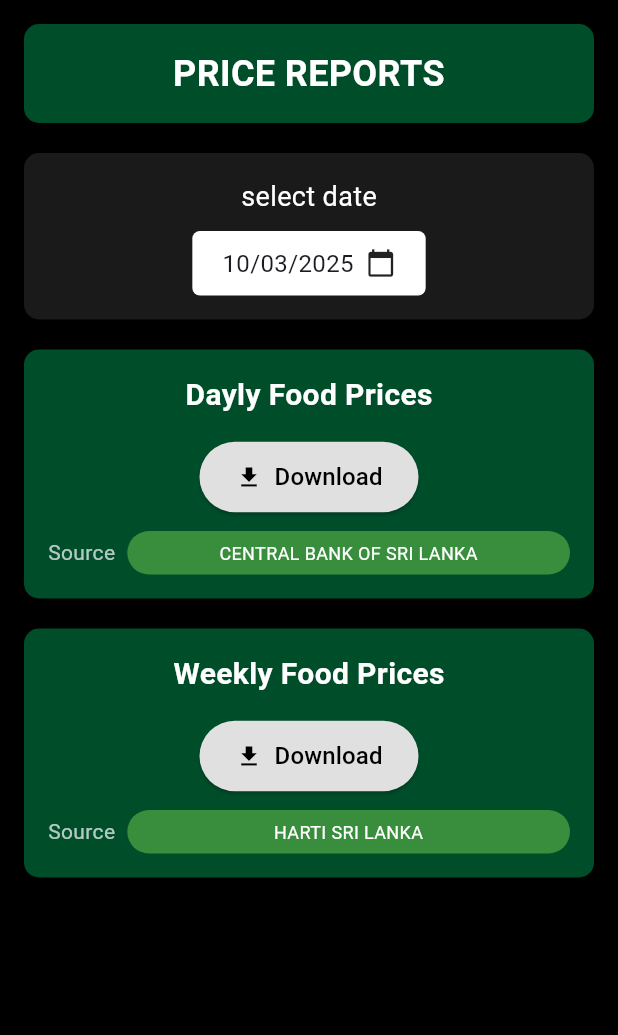
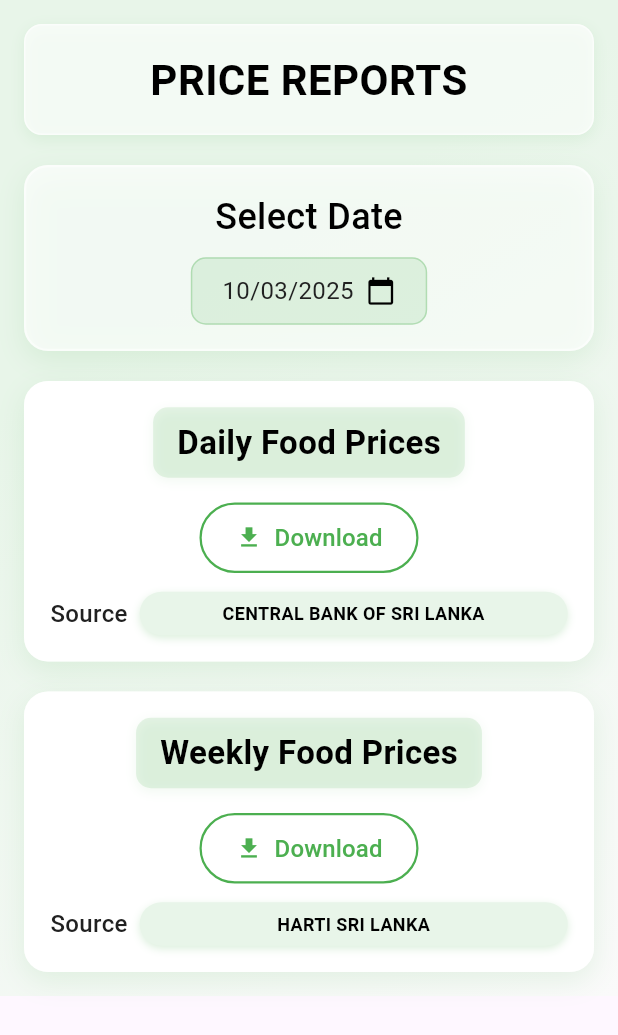
Before and after one commit to Ivan-6332/FreshtrackSL, a Flutter app: the MapTab screen opened directly, on a phone screen of 412 x 824 dp. Shown: the top 1035 px of the screen. Run offline on Flutter 3.47's test engine with Material 3 defaults, Android fonts, the phone set to English and light mode, and no system bars; our stand-ins replace flutter_dotenv, flutter_secure_storage, shared_preferences, supabase_flutter; accounts and stored records are empty.

Commit message:
Updated Price reports

```diff
--- a/Frontend/lib/tabs/map_tab.dart
+++ b/Frontend/lib/tabs/map_tab.dart
@@ -17,6 +17,15 @@ class _MapTabState extends State<MapTab> {
   bool isDownloading = false;
   String? errorMessage;
 
+  // Enhanced color palette - matching with ExploreTab
+  final Color _primaryGreen = const Color(0xFF4CAF50); // Main green
+  final Color _accentGreen = const Color(0xFF81C784); // Secondary green
+  final Color _paleGreen = const Color(0xFFE8F5E9); // Background green
+  final Color _darkText = const Color(0xFF212121); // Near black for text
+  final Color _lightBg = const Color(0xFFFAFAFA); // Off-white background
+  final Color _darkGreen = const Color(0xFF004D2A); // Keeping the dark green for sections
+  final Color _lightGreen = const Color(0xFFE8F5E9); // Very light green for buttons
+
   final baseUrl = 'https://www.cbsl.gov.lk/sites/default/files/cbslweb_documents/statistics/pricerpt/price_report_';
   final hartiBaseUrl = 'https://www.harti.gov.lk/images/download/market_information/';
   final hartiWeeklyBulletinUrl = 'https://www.harti.gov.lk/index.php/en/market-information/weekly-food-commodities-bulletin';
@@ -31,8 +40,8 @@ class _MapTabState extends State<MapTab> {
       builder: (context, child) {
         return Theme(
           data: Theme.of(context).copyWith(
-            colorScheme: const ColorScheme.light(
-              primary: Color(0xFF004D2A), // Dark green color
+            colorScheme: ColorScheme.light(
+              primary: _primaryGreen, // Updated to match ExploreTab
               onPrimary: Colors.white,
             ),
           ),
@@ -113,9 +122,9 @@ class _MapTabState extends State<MapTab> {
 
       if (mounted) {
         ScaffoldMessenger.of(context).showSnackBar(
-          const SnackBar(
-            content: Text('Opening in browser'),
-            backgroundColor: Colors.green,
+          SnackBar(
+            content: const Text('Opening in browser'),
+            backgroundColor: _primaryGreen,
           ),
         );
       }
@@ -141,7 +150,17 @@ class _MapTabState extends State<MapTab> {
     print('MapTab is building');
     return Scaffold(
       body: Container(
-        color: Colors.black,
+        decoration: BoxDecoration(
+          gradient: LinearGradient(
+            begin: Alignment.topLeft,
+            end: Alignment.bottomRight,
+            colors: [_paleGreen, _lightBg],
+            stops: const [0.3, 1.0],
+          ),
+        ),
+        child: SafeArea(
+          child: SingleChildScrollView(
+            physics: const BouncingScrollPhysics(),
             child: Padding(
               padding: const EdgeInsets.all(16.0),
               child: Column(
@@ -150,15 +169,27 @@ class _MapTabState extends State<MapTab> {
                   Container(
                     padding: const EdgeInsets.all(16),
                     decoration: BoxDecoration(
-                  color: const Color(0xFF004D2A),
-                  borderRadius: BorderRadius.circular(10),
+                      color: Colors.white.withOpacity(0.7),
+                      borderRadius: BorderRadius.circular(12),
+                      boxShadow: [
+                        BoxShadow(
+                          color: _primaryGreen.withOpacity(0.1),
+                          blurRadius: 8,
+                          offset: const Offset(0, 3),
                         ),
-                child: const Text(
+                      ],
+                      border: Border.all(
+                        color: Colors.white.withOpacity(0.5),
+                        width: 1,
+                      ),
+                    ),
+                    child: Text(
                       'PRICE REPORTS',
                       style: TextStyle(
-                    fontSize: 24,
+                        fontSize: 28, // Increased size
                         fontWeight: FontWeight.bold,
-                    color: Colors.white,
+                        color: Colors.black, // Changed to black
+                        letterSpacing: 0.3,
                       ),
                       textAlign: TextAlign.center,
                     ),
@@ -167,16 +198,28 @@ class _MapTabState extends State<MapTab> {
                   Container(
                     padding: const EdgeInsets.all(16),
                     decoration: BoxDecoration(
-                  color: Colors.white.withOpacity(0.1),
-                  borderRadius: BorderRadius.circular(10),
+                      color: Colors.white.withOpacity(0.7),
+                      borderRadius: BorderRadius.circular(16),
+                      boxShadow: [
+                        BoxShadow(
+                          color: _primaryGreen.withOpacity(0.12),
+                          blurRadius: 15,
+                          offset: const Offset(0, 6),
+                        ),
+                      ],
+                      border: Border.all(
+                        color: Colors.white.withOpacity(0.5),
+                        width: 1.5,
+                      ),
                     ),
                     child: Column(
                       children: [
-                    const Text(
-                      'select date',
+                        Text(
+                          'Select Date',
                           style: TextStyle(
-                        fontSize: 18,
-                        color: Colors.white,
+                            fontSize: 24, // Increased size
+                            fontWeight: FontWeight.w500,
+                            color: Colors.black, // Changed to black
                           ),
                         ),
                         const SizedBox(height: 10),
@@ -188,18 +231,25 @@ class _MapTabState extends State<MapTab> {
                               vertical: 10,
                             ),
                             decoration: BoxDecoration(
-                          color: Colors.white,
-                          borderRadius: BorderRadius.circular(5),
+                              color: _accentGreen.withOpacity(0.2),
+                              borderRadius: BorderRadius.circular(10),
+                              border: Border.all(
+                                color: _primaryGreen.withOpacity(0.3),
+                                width: 1,
+                              ),
                             ),
                             child: Row(
                               mainAxisSize: MainAxisSize.min,
                               children: [
                                 Text(
                                   DateFormat('dd/MM/yyyy').format(selectedDate),
-                              style: const TextStyle(fontSize: 16),
+                                  style: TextStyle(
+                                    fontSize: 16,
+                                    color: _darkText,
+                                  ),
                                 ),
                                 const SizedBox(width: 8),
-                            const Icon(Icons.calendar_today, size: 20),
+                                Icon(Icons.calendar_today, size: 20, color: Colors.black), // Changed to black
                               ],
                             ),
                           ),
@@ -209,7 +259,7 @@ class _MapTabState extends State<MapTab> {
                   ),
                   const SizedBox(height: 20),
                   _buildSection(
-                title: 'Dayly Food Prices',
+                    title: 'Daily Food Prices',
                     onDownload: () => downloadReport('daily'),
                     source: 'CENTRAL BANK OF SRI LANKA',
                   ),
@@ -220,6 +270,8 @@ class _MapTabState extends State<MapTab> {
                     source: 'HARTI SRI LANKA',
                   ),
                 ],
+              ),
+            ),
           ),
         ),
       ),
@@ -234,38 +286,66 @@ class _MapTabState extends State<MapTab> {
     return Container(
       padding: const EdgeInsets.all(16),
       decoration: BoxDecoration(
-        color: const Color(0xFF004D2A),
-        borderRadius: BorderRadius.circular(10),
+        color: Colors.white, // Changed to off-white
+        borderRadius: BorderRadius.circular(16),
+        boxShadow: [
+          BoxShadow(
+            color: _primaryGreen.withOpacity(0.12),
+            blurRadius: 15,
+            offset: const Offset(0, 6),
+          ),
+        ],
+        border: Border.all(
+          color: Colors.white.withOpacity(0.5),
+          width: 1.5,
+        ),
       ),
       child: Column(
         children: [
-          Text(
+          Container(
+            padding: const EdgeInsets.symmetric(vertical: 8, horizontal: 16),
+            decoration: BoxDecoration(
+              color: _accentGreen.withOpacity(0.2),
+              borderRadius: BorderRadius.circular(10),
+              boxShadow: [
+                BoxShadow(
+                  color: _primaryGreen.withOpacity(0.08),
+                  blurRadius: 6,
+                  offset: const Offset(0, 2),
+                ),
+              ],
+            ),
+            child: Text(
               title,
-            style: const TextStyle(
-              fontSize: 20,
+              style: TextStyle(
+                fontSize: 22, // Increased size
                 fontWeight: FontWeight.bold,
-              color: Colors.white,
+                color: Colors.black, // Changed to black
+              ),
             ),
           ),
           const SizedBox(height: 16),
           ElevatedButton.icon(
             onPressed: isDownloading ? null : onDownload,
             style: ElevatedButton.styleFrom(
-              backgroundColor: Colors.grey[300],
+              backgroundColor: Colors.transparent, // Transparent background
+              foregroundColor: _primaryGreen, // Green text
               padding: const EdgeInsets.symmetric(
                 horizontal: 24,
                 vertical: 12,
               ),
               shape: RoundedRectangleBorder(
                 borderRadius: BorderRadius.circular(25),
+                side: BorderSide(color: _primaryGreen, width: 1.5),
               ),
+              elevation: 0, // Remove shadow
             ),
-            icon: const Icon(Icons.download, color: Colors.black),
+            icon: Icon(Icons.download, color: _primaryGreen),
             label: Text(
               'Download',
               style: TextStyle(
                 fontSize: 16,
-                color: Colors.black,
+                color: _primaryGreen,
                 fontWeight: FontWeight.w500,
               ),
             ),
@@ -273,11 +353,12 @@ class _MapTabState extends State<MapTab> {
           const SizedBox(height: 12),
           Row(
             children: [
-              const Text(
+              Text(
                 'Source',
                 style: TextStyle(
-                  fontSize: 14,
-                  color: Colors.white70,
+                  fontSize: 16, // Increased size
+                  fontWeight: FontWeight.w500,
+                  color: _darkText,
                 ),
               ),
               const SizedBox(width: 8),
@@ -288,14 +369,22 @@ class _MapTabState extends State<MapTab> {
                     vertical: 6,
                   ),
                   decoration: BoxDecoration(
-                    color: Colors.green[700],
+                    color: _lightGreen, // Changed to light green
                     borderRadius: BorderRadius.circular(20),
+                    boxShadow: [
+                      BoxShadow(
+                        color: _primaryGreen.withOpacity(0.2),
+                        blurRadius: 4,
+                        offset: const Offset(0, 2),
+                      ),
+                    ],
                   ),
                   child: Text(
                     source,
                     style: const TextStyle(
                       fontSize: 12,
-                      color: Colors.white,
+                      fontWeight: FontWeight.bold,
+                      color: Colors.black, // Changed to black
                     ),
                     textAlign: TextAlign.center,
                   ),
```
Lines whose indentation alone changed are shown as unchanged.
